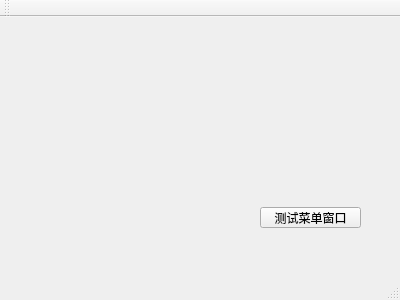
Above: Bejeweled/mainwindow.ui from Paitesanshi/Data-Structure-Project before the change. Below: the same form after it.
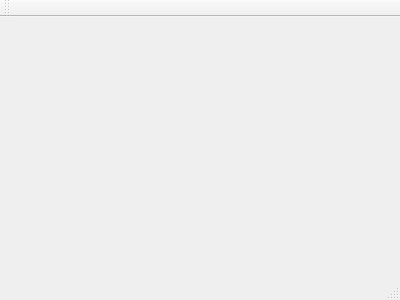
That is the form after the change.

The edit to the form file:
```diff
--- a/Bejeweled/mainwindow.ui
+++ b/Bejeweled/mainwindow.ui
@@ -13,21 +13,7 @@
   <property name="windowTitle">
    <string>MainWindow</string>
   </property>
-  <widget class="QWidget" name="centralWidget">
-   <widget class="QPushButton" name="pushButton">
-    <property name="geometry">
-     <rect>
-      <x>260</x>
-      <y>190</y>
-      <width>101</width>
-      <height>21</height>
-     </rect>
-    </property>
-    <property name="text">
-     <string>测试菜单窗口</string>
-    </property>
-   </widget>
-  </widget>
+  <widget class="QWidget" name="centralWidget"/>
   <widget class="QMenuBar" name="menuBar">
    <property name="geometry">
     <rect>
```
